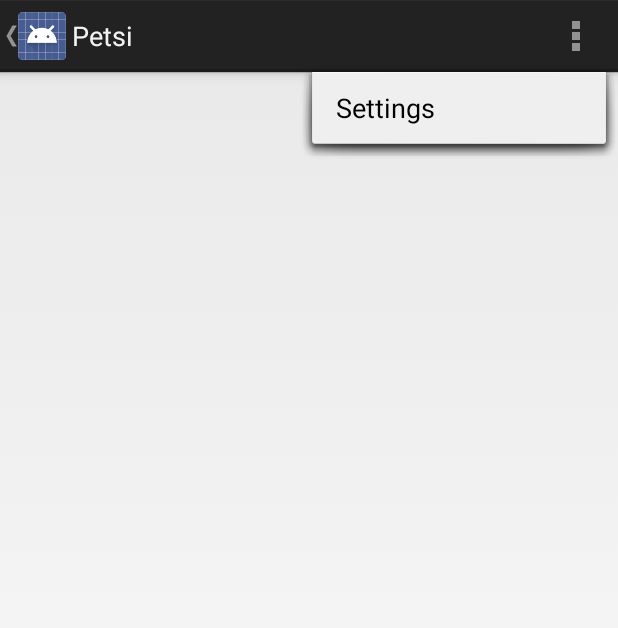
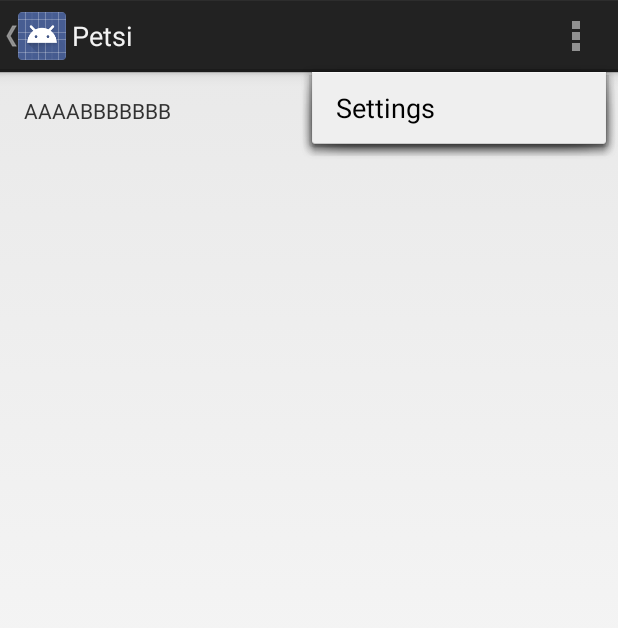
Before and after one commit to eIlluz/Petsi, an Android app: the MainActivity screen opened directly, with no data from a screen before it, with the options menu open, on a phone screen of 412 x 824 dp. Shown: the top 628 px of the screen. Run offline under Robolectric (Android 15) with nearby library versions, the phone set to English and light mode, and no system bars; 2 statements that could not run were skipped.

Commit message:
Sync
Sync

```diff
--- a/app/src/main/res/layout/fragment_main.xml
+++ b/app/src/main/res/layout/fragment_main.xml
@@ -11,6 +11,7 @@
     <TextView
         android:id="@+id/section_label"
         android:layout_width="wrap_content"
-        android:layout_height="wrap_content" />
+        android:layout_height="wrap_content"
+        android:text="AAAABBBBBBB"/>
 
 </RelativeLayout>
```
